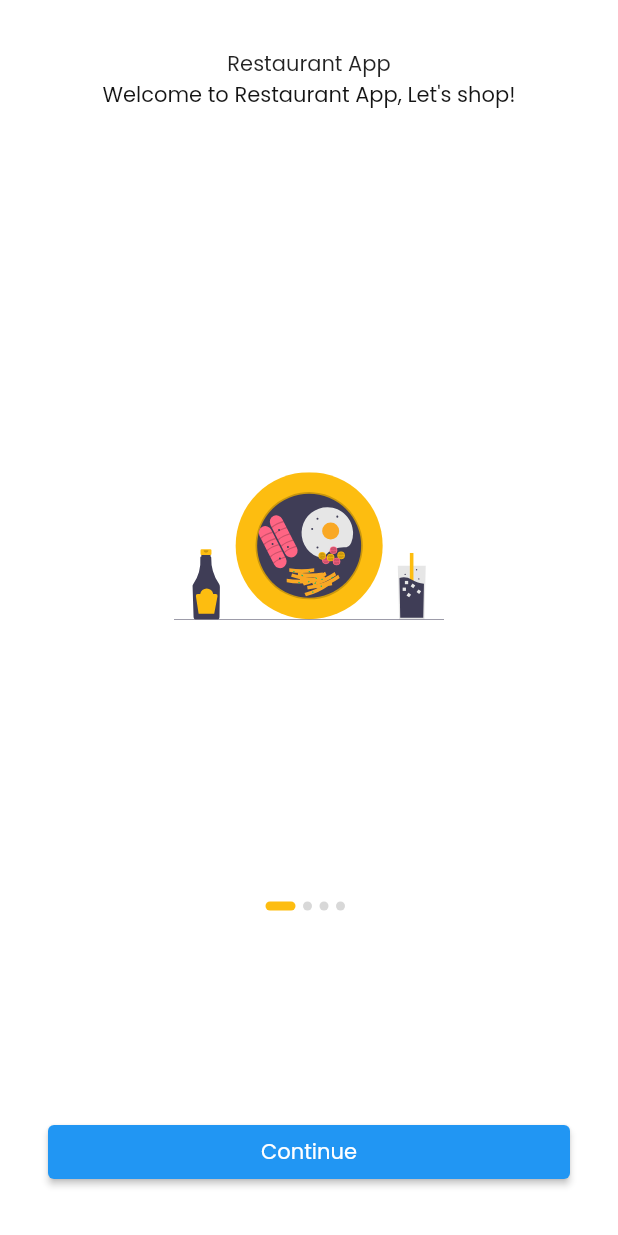
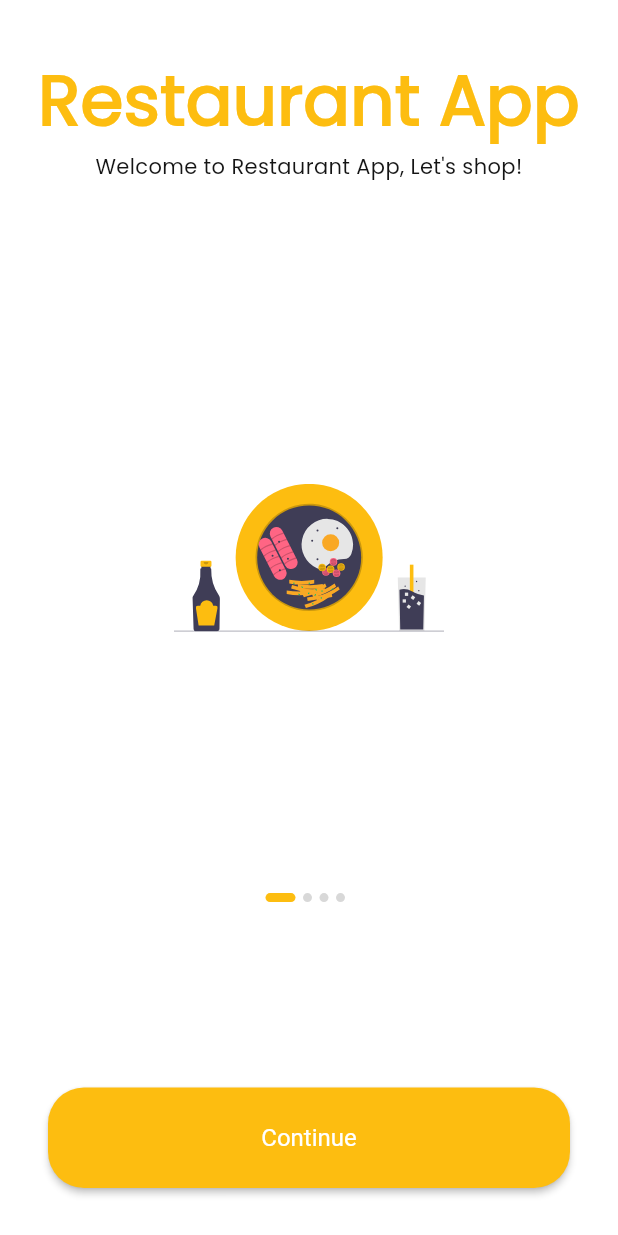
Before and after one commit to yayanrw/dicoding-flutter-restaurant-app, a Flutter app: the screen it shows after launch, on a phone screen of 412 x 824 dp. Run offline on Flutter 3.47's test engine with Material 2 defaults, Android fonts, the phone set to English and light mode, and no system bars; our stand-ins replace flutter_svg.

Commit message:
mod theme

```diff
--- a/lib/helper/theme.dart
+++ b/lib/helper/theme.dart
@@ -1,28 +1,80 @@
 import 'package:flutter/material.dart';
-import 'package:restaurant_app/helper/size_config.dart';
 import 'color_theme.dart';
 
 ThemeData theme() {
   return ThemeData(
       scaffoldBackgroundColor: Colors.white,
+      primaryColor: ColorTheme.primary,
+      accentColor: ColorTheme.primaryDark,
+      primaryTextTheme: TextTheme(
+        headline6: TextStyle(color: Colors.white),
+      ),
       fontFamily: "Poppins",
       appBarTheme: appBarTheme(),
-      accentColor: ColorTheme.primaryDark,
       inputDecorationTheme: inputDecorationTheme(),
+      textTheme: textTheme(),
       visualDensity: VisualDensity.adaptivePlatformDensity,
-      textSelectionTheme: TextSelectionThemeData(
-        cursorColor: ColorTheme.primaryDark,
-        selectionColor: ColorTheme.primaryDark,
-        selectionHandleColor: ColorTheme.primaryDark,
-      ));
+      textSelectionTheme: textSelectionThemeData(),
+      elevatedButtonTheme: elevatedButtonThemeData());
+}
+
+ElevatedButtonThemeData elevatedButtonThemeData() {
+  return ElevatedButtonThemeData(
+      style: ButtonStyle(
+          backgroundColor: MaterialStateProperty.all<Color>(ColorTheme.primary),
+          padding: MaterialStateProperty.all<EdgeInsets>(
+              EdgeInsets.symmetric(horizontal: 24.0, vertical: 24.0)),
+          textStyle:
+              MaterialStateProperty.all<TextStyle>(TextStyle(fontSize: 16)),
+          shape: MaterialStateProperty.all<RoundedRectangleBorder>(
+              RoundedRectangleBorder(
+                  borderRadius: BorderRadius.circular(24)))));
+}
+
+TextSelectionThemeData textSelectionThemeData() {
+  return TextSelectionThemeData(
+    cursorColor: ColorTheme.primaryDark,
+    selectionColor: ColorTheme.primaryDark,
+    selectionHandleColor: ColorTheme.primaryDark,
+  );
+}
+
+TextTheme textTheme() {
+  return TextTheme(
+    headline1: TextStyle(
+        fontSize: 93, fontWeight: FontWeight.w300, letterSpacing: -1.5),
+    headline2: TextStyle(
+        fontSize: 58, fontWeight: FontWeight.w300, letterSpacing: -0.5),
+    headline3: TextStyle(
+        fontSize: 46, fontWeight: FontWeight.w700, color: ColorTheme.primary),
+    headline4: TextStyle(
+        fontSize: 33, fontWeight: FontWeight.w700, letterSpacing: 0.25),
+    headline5: TextStyle(fontSize: 23, fontWeight: FontWeight.w400),
+    headline6: TextStyle(
+        fontSize: 19, fontWeight: FontWeight.w500, letterSpacing: 0.15),
+    subtitle1: TextStyle(
+        fontSize: 15, fontWeight: FontWeight.w400, letterSpacing: 0.15),
+    subtitle2: TextStyle(
+        fontSize: 13, fontWeight: FontWeight.w500, letterSpacing: 0.1),
+    bodyText1: TextStyle(
+        fontSize: 16, fontWeight: FontWeight.w400, letterSpacing: 0.5),
+    bodyText2: TextStyle(
+        fontSize: 14, fontWeight: FontWeight.w400, letterSpacing: 0.25),
+    button: TextStyle(
+        fontSize: 14, fontWeight: FontWeight.w500, letterSpacing: 1.25),
+    caption: TextStyle(
+        fontSize: 12, fontWeight: FontWeight.w400, letterSpacing: 0.4),
+    overline: TextStyle(
+        fontSize: 10, fontWeight: FontWeight.w400, letterSpacing: 1.5),
+  );
 }
 
 AppBarTheme appBarTheme() {
   return AppBarTheme(
-    color: Colors.white,
     elevation: 0,
     brightness: Brightness.light,
-    iconTheme: IconThemeData(color: Colors.black),
+    iconTheme: IconThemeData(color: Colors.white),
+    backgroundColor: ColorTheme.primary,
   );
 }
 
@@ -40,14 +92,3 @@ InputDecorationTheme inputDecorationTheme() {
           borderSide: BorderSide(color: ColorTheme.primaryDark),
           gapPadding: 10));
 }
-
-ButtonStyle flatButtonStyle = TextButton.styleFrom(
-  backgroundColor: ColorTheme.primary,
-  primary: Colors.white,
-  textStyle: TextStyle(fontSize: getProportionateScreenWidth(18)),
-  minimumSize: Size(88, 36),
-  padding: EdgeInsets.symmetric(horizontal: 12.0),
-  shape: const RoundedRectangleBorder(
-    borderRadius: BorderRadius.all(Radius.circular(20)),
-  ),
-);
```
